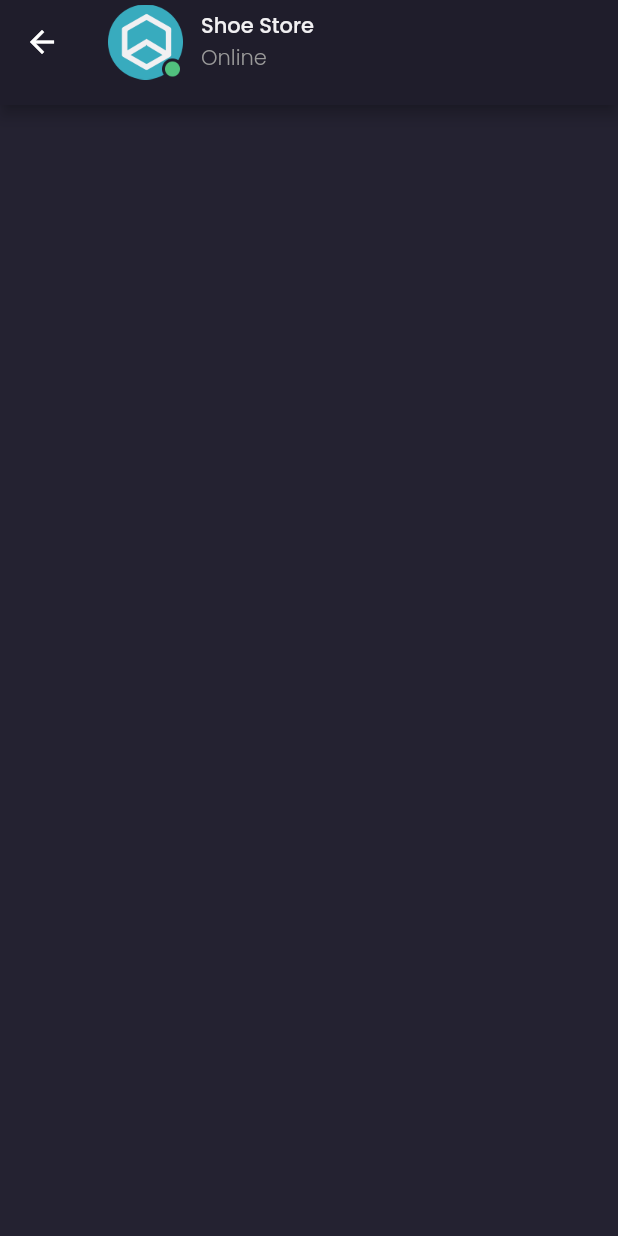
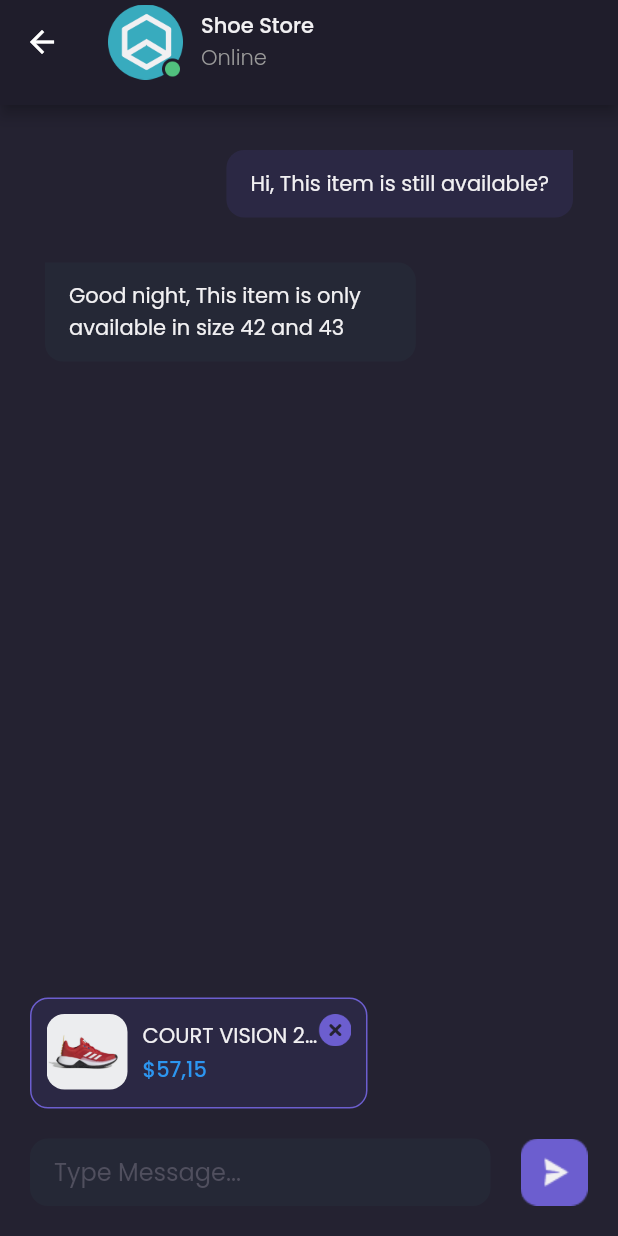
Before and after one commit to Koredeee/shamo-commerce, a Flutter app: the DetailChatPage screen opened by its route, on a phone screen of 412 x 824 dp. Run offline on Flutter 3.47's test engine with Material 2 defaults, Android fonts, the phone set to English and light mode, and no system bars; our stand-ins replace google_fonts.

Commit message:
Added Chat Input

```diff
--- a/shamo/lib/pages/detail_chat_page.dart
+++ b/shamo/lib/pages/detail_chat_page.dart
@@ -1,4 +1,7 @@
+// ignore_for_file: prefer_const_constructors
+
 import 'package:flutter/material.dart';
+import 'package:shamo/pages/widgets/chat_bubble.dart';
 import 'package:shamo/theme.dart';
 
 class DetailChatPage extends StatelessWidget {
@@ -38,12 +41,118 @@ class DetailChatPage extends StatelessWidget {
       );
     }
 
+    Widget productPreview() {
+      return Container(
+        width: 225,
+        height: 74,
+        margin: EdgeInsets.only(bottom: 20),
+        padding: EdgeInsets.all(10),
+        decoration: BoxDecoration(
+            color: backgroundColor5,
+            borderRadius: BorderRadius.circular(12),
+            border: Border.all(color: primaryColor)),
+        child: Row(
+          crossAxisAlignment: CrossAxisAlignment.start,
+          children: [
+            ClipRRect(
+              borderRadius: BorderRadius.circular(12),
+              child: Image.asset(
+                'assets/image_shoes.png',
+                width: 54,
+              ),
+            ),
+            SizedBox(width: 10),
+            Expanded(
+              child: Column(
+                crossAxisAlignment: CrossAxisAlignment.start,
+                mainAxisAlignment: MainAxisAlignment.center,
+                children: [
+                  Text(
+                    'COURT VISION 2.0',
+                    style: primaryTextStyle,
+                    overflow: TextOverflow.ellipsis,
+                  ),
+                  SizedBox(height: 2),
+                  Text(
+                    '\$57,15',
+                    style: priceTextStyle.copyWith(fontWeight: medium),
+                  ),
+                ],
+              ),
+            ),
+            Image.asset('assets/button_close.png', width: 22)
+          ],
+        ),
+      );
+    }
+
+    Widget chatInput() {
+      return Container(
+        margin: EdgeInsets.all(20),
+        child: Column(
+          // 'mainAxisSize' agar Column setinggi childrennya
+          mainAxisSize: MainAxisSize.min,
+          crossAxisAlignment: CrossAxisAlignment.start,
+          children: [
+            productPreview(),
+            Row(
+              children: [
+                Expanded(
+                  child: Container(
+                    height: 45,
+                    padding: EdgeInsets.symmetric(
+                      horizontal: 16,
+                    ),
+                    decoration: BoxDecoration(
+                      color: backgroundColor4,
+                      borderRadius: BorderRadius.circular(12),
+                    ),
+                    child: Center(
+                      child: TextFormField(
+                        decoration: InputDecoration.collapsed(
+                          hintText: 'Type Message...',
+                          hintStyle: subtitleTextStyle,
+                        ),
+                      ),
+                    ),
+                  ),
+                ),
+                SizedBox(width: 20),
+                Image.asset(
+                  'assets/button_send.png',
+                  width: 45,
+                ),
+              ],
+            ),
+          ],
+        ),
+      );
+    }
+
+    Widget content() {
+      return ListView(
+        padding: EdgeInsets.symmetric(horizontal: defaultMargin),
+        children: [
+          ChatBubble(
+            isSender: true,
+            text: 'Hi, This item is still available?',
+          ),
+          ChatBubble(
+            isSender: false,
+            text: 'Good night, This item is only available in size 42 and 43',
+          ),
+        ],
+      );
+    }
+
     return Scaffold(
       backgroundColor: backgroundColor3,
       appBar: PreferredSize(
         preferredSize: Size.fromHeight(70),
         child: header(),
       ),
+      bottomNavigationBar: chatInput(),
+      body: content(),
     );
   }
 }
--- /dev/null
+++ b/shamo/lib/pages/widgets/chat_bubble.dart
@@ -0,0 +1,60 @@
+// ignore_for_file: prefer_const_constructors
+
+import 'package:flutter/material.dart';
+import 'package:shamo/theme.dart';
+
+class ChatBubble extends StatelessWidget {
+  final String text;
+  final bool isSender;
+
+  const ChatBubble({
+    super.key,
+    this.isSender = false,
+    this.text = '',
+  });
+
+  @override
+  Widget build(BuildContext context) {
+    return Container(
+      width: double.infinity,
+      margin: EdgeInsets.only(top: 30),
+      child: Row(
+        mainAxisAlignment:
+            // if (isSender == true) {
+            //  return MainAxisAlignment.end
+            //}
+            // else {
+            //  return MainAxisAlignment.start,
+            // }
+
+            // code below same like above
+            isSender ? MainAxisAlignment.end : MainAxisAlignment.start,
+        children: [
+          Flexible(
+            child: Container(
+              // agar container tidak ploss jebol ke kanan
+              constraints: BoxConstraints(
+                maxWidth: MediaQuery.of(context).size.width * 0.6,
+              ),
+              padding: EdgeInsets.symmetric(horizontal: 16, vertical: 12),
+              decoration: BoxDecoration(
+                borderRadius: BorderRadius.only(
+                  topLeft: Radius.circular(isSender ? 12 : 0),
+                  topRight: Radius.circular(isSender ? 0 : 12),
+                  bottomLeft: Radius.circular(12),
+                  bottomRight: Radius.circular(12),
+                ),
+                // color: isSender ? true : false
+                color: isSender ? backgroundColor5 : backgroundColor4,
+              ),
+              child: Text(
+                text,
+                style: primaryTextStyle,
+              ),
+            ),
+          )
+        ],
+      ),
+    );
+  }
+}
--- a/shamo/lib/theme.dart
+++ b/shamo/lib/theme.dart
@@ -11,6 +11,7 @@ const Color backgroundColor1 = Color(0xff1F1D2B);
 const Color backgroundColor2 = Color(0xff2B2937);
 const Color backgroundColor3 = Color(0xff242231);
 const Color backgroundColor4 = Color(0xff252836);
+const Color backgroundColor5 = Color(0xff2B2844);
 const Color primaryTextColor = Color(0xffF1F0F2);
 const Color secondaryTextColor = Color(0xff999999);
 const Color subtitleColor = Color(0xff504F5E);
```
Also changed, not shown: shamo/assets/button_close.png (added), shamo/assets/button_send.png (added).
